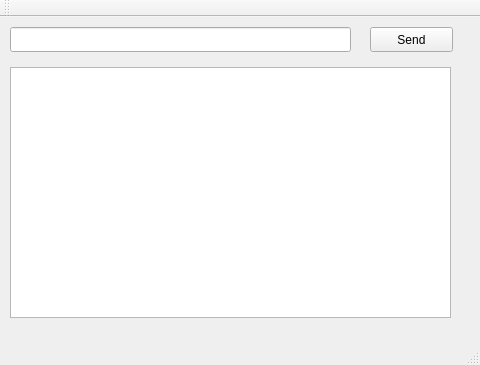
Old version of the form mainwindow.ui in the repository MasterScott/ChIRCPanel.
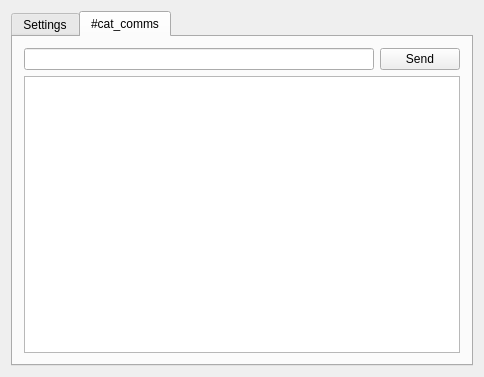
New version of the form. The open tabs and pages were chosen to show the change.

The edit to the form file:
```diff
--- a/mainwindow.ui
+++ b/mainwindow.ui
@@ -6,70 +6,69 @@
    <rect>
     <x>0</x>
     <y>0</y>
-    <width>480</width>
-    <height>365</height>
+    <width>484</width>
+    <height>377</height>
    </rect>
   </property>
   <property name="windowTitle">
    <string>Cathook IRC</string>
   </property>
   <widget class="QWidget" name="centralWidget">
-   <widget class="QLineEdit" name="lineEdit">
-    <property name="geometry">
-     <rect>
-      <x>10</x>
-      <y>10</y>
-      <width>341</width>
-      <height>25</height>
-     </rect>
-    </property>
-   </widget>
-   <widget class="QPushButton" name="sendMsg">
-    <property name="geometry">
-     <rect>
-      <x>370</x>
-      <y>10</y>
-      <width>83</width>
-      <height>25</height>
-     </rect>
-    </property>
-    <property name="text">
-     <string>Send</string>
-    </property>
-   </widget>
-   <widget class="QListView" name="msgList">
-    <property name="geometry">
-     <rect>
-      <x>10</x>
-      <y>50</y>
-      <width>441</width>
-      <height>251</height>
-     </rect>
-    </property>
-    <property name="flow">
-     <enum>QListView::TopToBottom</enum>
-    </property>
-   </widget>
-  </widget>
-  <widget class="QMenuBar" name="menuBar">
-   <property name="geometry">
-    <rect>
-     <x>0</x>
-     <y>0</y>
-     <width>480</width>
-     <height>22</height>
-    </rect>
+   <property name="layoutDirection">
+    <enum>Qt::LeftToRight</enum>
    </property>
+   <layout class="QGridLayout" name="gridLayout">
+    <item row="0" column="0">
+     <widget class="QTabWidget" name="MainTabs">
+      <property name="autoFillBackground">
+       <bool>true</bool>
+      </property>
+      <property name="currentIndex">
+       <number>0</number>
+      </property>
+      <widget class="QWidget" name="tabWidgetPage1" native="true">
+       <attribute name="title">
+        <string>Settings</string>
+       </attribute>
+      </widget>
+      <widget class="QWidget" name="tabWidgetPage2" native="true">
+       <attribute name="title">
+        <string>#cat_comms</string>
+       </attribute>
+       <layout class="QGridLayout" name="gridLayout_2">
+        <item row="1" column="0" colspan="2">
+         <widget class="QListView" name="msgList">
+          <property name="flow">
+           <enum>QListView::TopToBottom</enum>
+          </property>
+         </widget>
+        </item>
+        <item row="0" column="1">
+         <widget class="QPushButton" name="sendMsg">
+          <property name="text">
+           <string>Send</string>
+          </property>
+         </widget>
+        </item>
+        <item row="0" column="0">
+         <widget class="QLineEdit" name="lineEdit"/>
+        </item>
+       </layout>
+      </widget>
+     </widget>
+    </item>
+   </layout>
   </widget>
-  <widget class="QToolBar" name="mainToolBar">
-   <attribute name="toolBarArea">
-    <enum>TopToolBarArea</enum>
-   </attribute>
-   <attribute name="toolBarBreak">
-    <bool>false</bool>
-   </attribute>
-  </widget>
-  <widget class="QStatusBar" name="statusBar"/>
+  <action name="actionSettings">
+   <property name="text">
+    <string>Settings</string>
+   </property>
+  </action>
+  <action name="action_cat_comms">
+   <property name="text">
+    <string>#cat_comms</string>
+   </property>
+  </action>
  </widget>
  <layoutdefault spacing="6" margin="11"/>
  <resources/>
```
